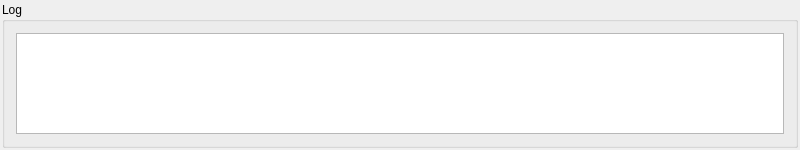
Qt form tcpserver.ui (andricmitrovic/02-the-mill-game) before a commit.
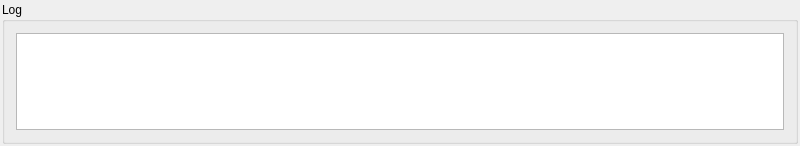
The same form after that commit.

The edit to the form file:
```diff
--- a/tcpserver.ui
+++ b/tcpserver.ui
@@ -7,7 +7,7 @@
     <x>0</x>
     <y>0</y>
     <width>800</width>
-    <height>150</height>
+    <height>146</height>
    </rect>
   </property>
   <property name="windowTitle">
```
